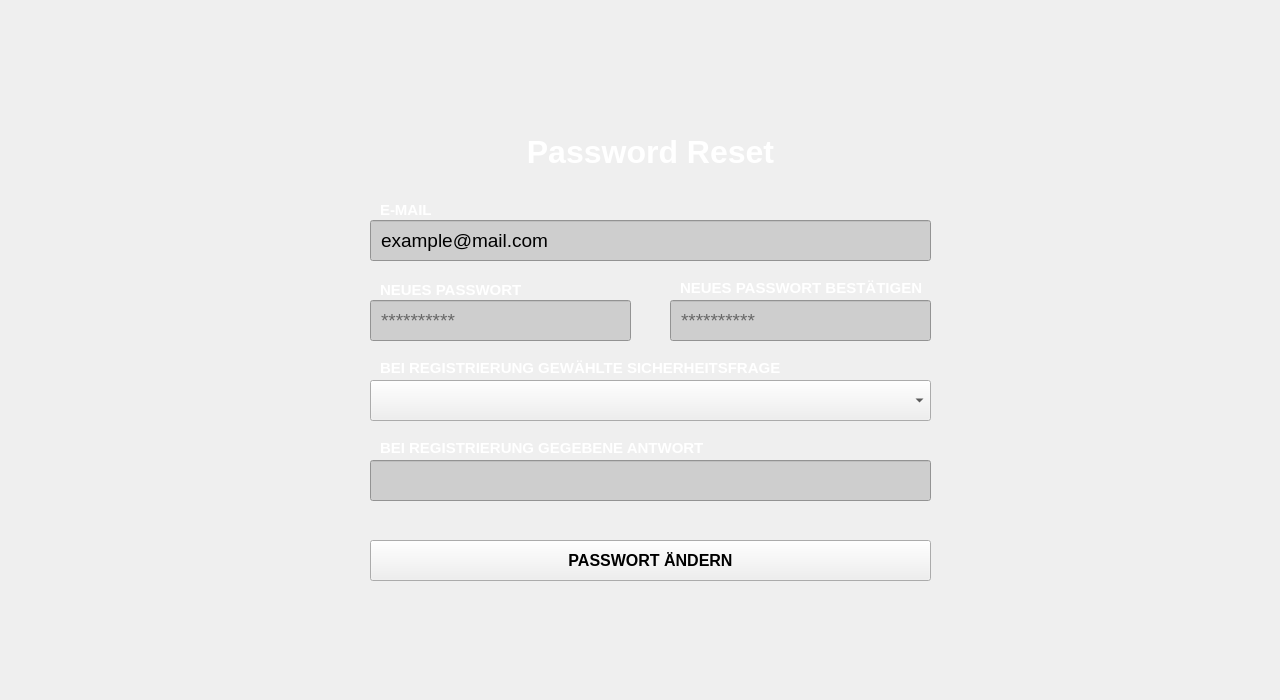
Old version of the form ui/pwReset.ui in the repository noobondistrax/YourDailies.
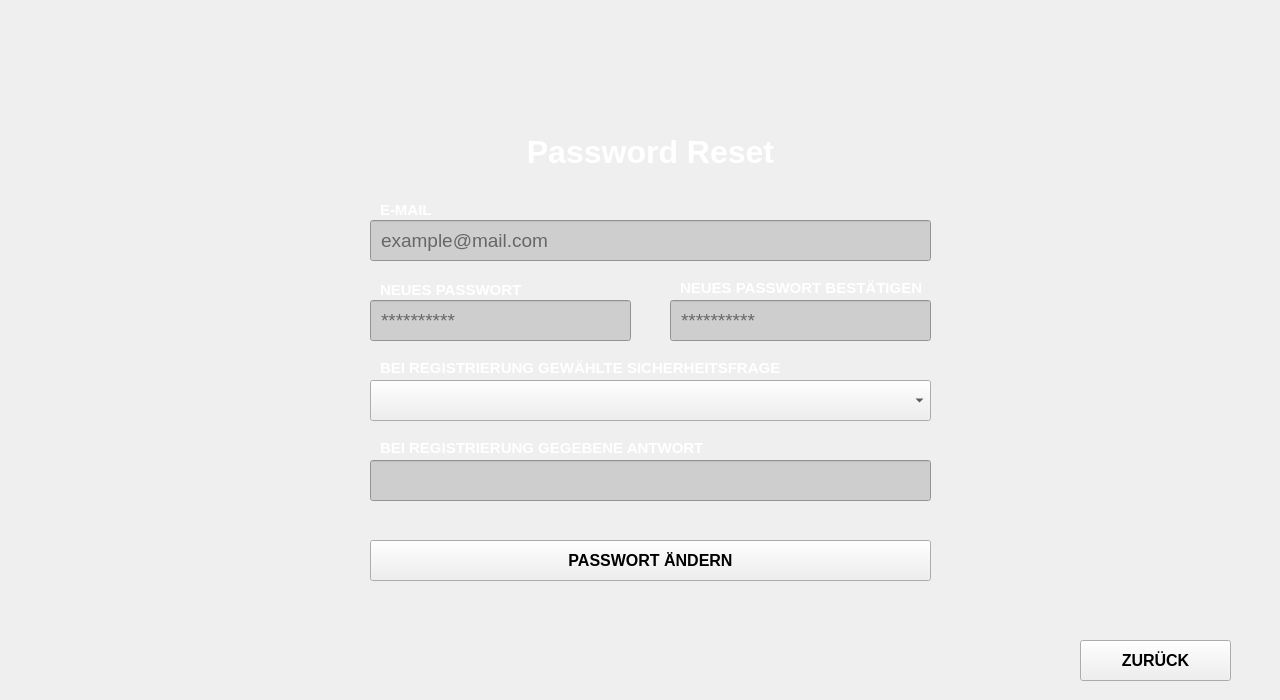
New version of the form. Icons and pictures are not drawn.

What changed in the file:
```diff
--- a/ui/pwReset.ui
+++ b/ui/pwReset.ui
@@ -55,11 +55,11 @@
 background-color: rgb(206, 206, 206);</string>
    </property>
    <property name="text">
+    <string/>
+   </property>
+   <property name="placeholderText">
     <string>example@mail.com</string>
    </property>
-   <property name="placeholderText">
-    <string>BENUTZERNAME</string>
-   </property>
   </widget>
   <widget class="QLabel" name="pwr_mail_label">
    <property name="geometry">
@@ -304,6 +304,25 @@
     <string>**********</string>
    </property>
   </widget>
+  <widget class="QPushButton" name="pwr_pB_back">
+   <property name="geometry">
+    <rect>
+     <x>1080</x>
+     <y>640</y>
+     <width>151</width>
+     <height>41</height>
+    </rect>
+   </property>
+   <property name="font">
+    <font>
+     <pointsize>12</pointsize>
+     <bold>true</bold>
+    </font>
+   </property>
+   <property name="text">
+    <string>ZURÜCK</string>
+   </property>
+  </widget>
   <zorder>pwr_mail</zorder>
   <zorder>pwr_mail_label</zorder>
   <zorder>register_subtitle</zorder>
```
Left out of the diff: 1 changed line with no effect on the pictures.
